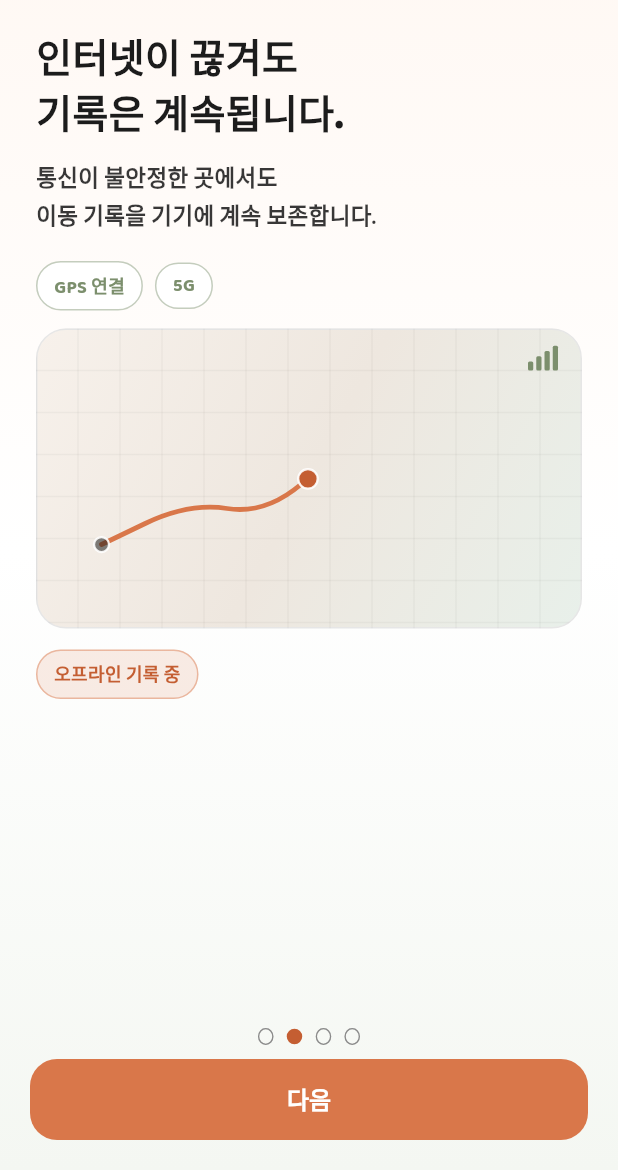
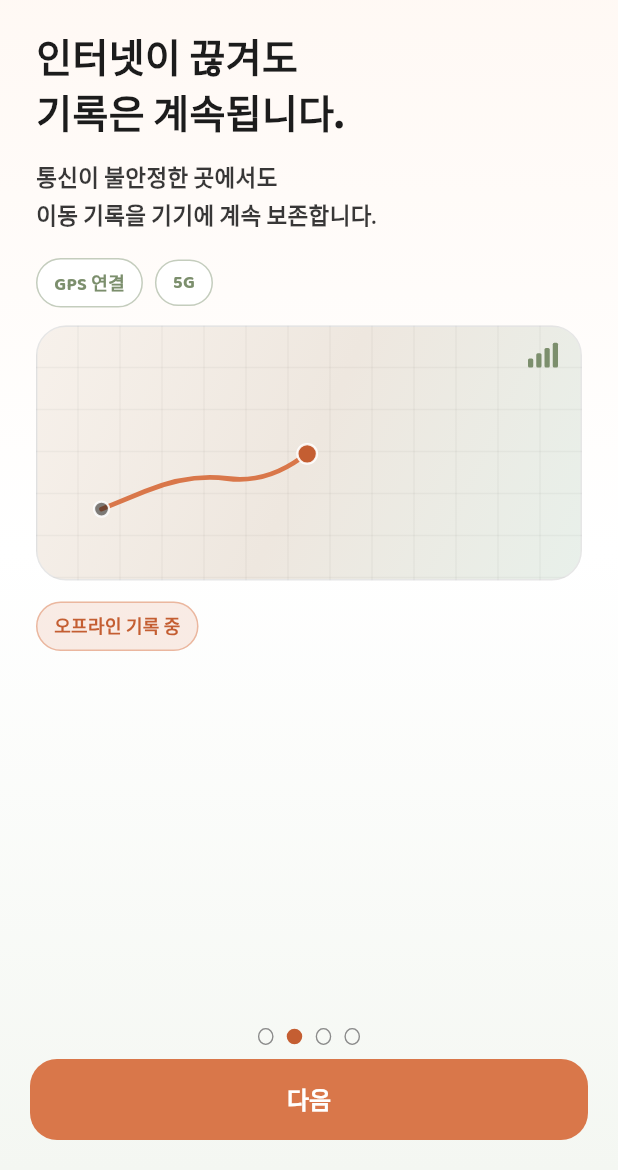
Before and after one commit to funexcloud/balmi, a Flutter app: the OnboardingScreen screen opened directly with empty values, after a tap on "다음", on a phone screen of 412 x 824 dp, the part 66-1236 px from its top. Run offline on Flutter 3.47's test engine with Material 3 defaults, Android fonts, the phone set to English and light mode, and no system bars; our stand-ins replace drift, flutter_local_notifications, flutter_map, flutter_tts, geolocator, latlong2 and 4 more; missing offline and left inert: flutter_foreground_task; accounts and stored records are empty; generated files the repository leaves out were written again; statements that could not run were skipped.

Commit message:
fix(onboarding): avoid overflow on narrow recovery/move layouts
Use scrollable story panes and Wrap for chips/badges so 390pt phones
and widget tests do not hit RenderFlex overflow.

Co-authored-by: 송지훈 / Jihoon Song <kwangrun.dev@gmail.com>

```diff
--- a/lib/features/onboarding/onboarding_screen.dart
+++ b/lib/features/onboarding/onboarding_screen.dart
@@ -185,34 +185,30 @@ class _MovePageState extends State<_MovePage>
 
   @override
   Widget build(BuildContext context) {
-    return Padding(
-      padding: const EdgeInsets.fromLTRB(24, 20, 24, 8),
-      child: Column(
-        crossAxisAlignment: CrossAxisAlignment.start,
+    return AnimatedBuilder(
+      animation: _ctrl,
+      builder: (context, _) {
+        final t = Curves.easeOutCubic.transform(_ctrl.value);
+        final chipIndex =
+            (_ctrl.value * _chips.length).floor().clamp(0, _chips.length - 1);
+        return _StoryScroll(
           children: [
             const _StoryHeader(
               title: BalmiCopy.onboardingMoveTitle,
               body: BalmiCopy.onboardingMoveBody,
             ),
-          const SizedBox(height: 22),
-          Expanded(
-            child: AnimatedBuilder(
-              animation: _ctrl,
-              builder: (context, _) {
-                final t = Curves.easeOutCubic.transform(_ctrl.value);
-                final chipIndex = (_ctrl.value * _chips.length)
-                    .floor()
-                    .clamp(0, _chips.length - 1);
-                return Column(
-                  children: [
+            const SizedBox(height: 20),
             OnboardingPathVisual(
               progress: t,
               variant: OnboardingPathVariant.single,
-                      height: 210,
+              height: 180,
             ),
             const SizedBox(height: 16),
-                    Row(
-                      mainAxisAlignment: MainAxisAlignment.center,
+            Wrap(
+              alignment: WrapAlignment.center,
+              crossAxisAlignment: WrapCrossAlignment.center,
+              spacing: 0,
+              runSpacing: 8,
               children: [
                 for (var i = 0; i < _chips.length; i++) ...[
                   if (i > 0)
@@ -220,10 +216,7 @@ class _MovePageState extends State<_MovePage>
                       padding: const EdgeInsets.symmetric(horizontal: 6),
                       child: Text(
                         '→',
-                                style: BalmiTheme.body(
-                                  size: 13,
-                                  color: BalmiColors.sub,
-                                ),
+                        style: BalmiTheme.body(size: 13, color: BalmiColors.sub),
                       ),
                     ),
                   _ModeChip(label: _chips[i], active: i == chipIndex),
@@ -233,10 +226,6 @@ class _MovePageState extends State<_MovePage>
           ],
         );
       },
-            ),
-          ),
-        ],
-      ),
     );
   }
 }
@@ -297,18 +286,7 @@ class _OfflinePageState extends State<_OfflinePage>
 
   @override
   Widget build(BuildContext context) {
-    return Padding(
-      padding: const EdgeInsets.fromLTRB(24, 20, 24, 8),
-      child: Column(
-        crossAxisAlignment: CrossAxisAlignment.start,
-        children: [
-          const _StoryHeader(
-            title: BalmiCopy.onboardingOfflineTitle,
-            body: BalmiCopy.onboardingOfflineBody,
-          ),
-          const SizedBox(height: 18),
-          Expanded(
-            child: AnimatedBuilder(
+    return AnimatedBuilder(
       animation: _ctrl,
       builder: (context, _) {
         // Path keeps growing even as network drops (5G → weak → none).
@@ -323,9 +301,13 @@ class _OfflinePageState extends State<_OfflinePage>
           1 => BalmiCopy.onboardingNetWeak,
           _ => BalmiCopy.onboardingNetNone,
         };
-                return Column(
-                  crossAxisAlignment: CrossAxisAlignment.stretch,
+        return _StoryScroll(
           children: [
+            const _StoryHeader(
+              title: BalmiCopy.onboardingOfflineTitle,
+              body: BalmiCopy.onboardingOfflineBody,
+            ),
+            const SizedBox(height: 16),
             Row(
               children: [
                 _StatusPill(
@@ -348,7 +330,7 @@ class _OfflinePageState extends State<_OfflinePage>
               progress: pathT,
               variant: OnboardingPathVariant.offline,
               networkPhase: phase,
-                      height: 200,
+              height: 170,
             ),
             const SizedBox(height: 14),
             Align(
@@ -362,10 +344,6 @@ class _OfflinePageState extends State<_OfflinePage>
           ],
         );
       },
-            ),
-          ),
-        ],
-      ),
     );
   }
 }
@@ -424,18 +402,7 @@ class _RecoveryPageState extends State<_RecoveryPage>
 
   @override
   Widget build(BuildContext context) {
-    return Padding(
-      padding: const EdgeInsets.fromLTRB(24, 20, 24, 8),
-      child: Column(
-        crossAxisAlignment: CrossAxisAlignment.start,
-        children: [
-          const _StoryHeader(
-            title: BalmiCopy.onboardingRecoveryTitle,
-            body: BalmiCopy.onboardingRecoveryBody,
-          ),
-          const SizedBox(height: 18),
-          Expanded(
-            child: AnimatedBuilder(
+    return AnimatedBuilder(
       animation: _ctrl,
       builder: (context, _) {
         final t = _ctrl.value;
@@ -457,9 +424,13 @@ class _RecoveryPageState extends State<_RecoveryPage>
                         ((t - 0.62) / 0.38).clamp(0.0, 1.0),
                       );
         final dimmed = phase == 1;
-                return Column(
-                  crossAxisAlignment: CrossAxisAlignment.stretch,
+        return _StoryScroll(
           children: [
+            const _StoryHeader(
+              title: BalmiCopy.onboardingRecoveryTitle,
+              body: BalmiCopy.onboardingRecoveryBody,
+            ),
+            const SizedBox(height: 16),
             AnimatedOpacity(
               duration: const Duration(milliseconds: 220),
               opacity: phase == 1 ? 0.15 : 1,
@@ -469,7 +440,7 @@ class _RecoveryPageState extends State<_RecoveryPage>
                     ? OnboardingPathVariant.recovered
                     : OnboardingPathVariant.single,
                 dimmed: dimmed,
-                        height: 180,
+                height: 150,
               ),
             ),
             const SizedBox(height: 14),
@@ -486,23 +457,22 @@ class _RecoveryPageState extends State<_RecoveryPage>
                 style: BalmiTheme.num(
                   size: phase >= 3 ? 20 : 28,
                   weight: FontWeight.w800,
-                          color: phase >= 3
-                              ? BalmiColors.potatoDk
-                              : BalmiColors.ink,
+                  color: phase >= 3 ? BalmiColors.potatoDk : BalmiColors.ink,
                 ),
               ),
             ),
             if (phase >= 3) ...[
               const SizedBox(height: 10),
-                      Row(
-                        mainAxisAlignment: MainAxisAlignment.center,
+              Wrap(
+                alignment: WrapAlignment.center,
+                spacing: 8,
+                runSpacing: 8,
                 children: [
                   _StatusPill(
                     label: BalmiCopy.onboardingRecoveryBadge,
                     tone: BalmiColors.sage,
                     filled: true,
                   ),
-                          const SizedBox(width: 8),
                   _StatusPill(
                     label: BalmiCopy.onboardingRecoveryBadgeEn,
                     tone: BalmiColors.sage,
@@ -523,10 +493,6 @@ class _RecoveryPageState extends State<_RecoveryPage>
           ],
         );
       },
-            ),
-          ),
-        ],
-      ),
     );
   }
 }
@@ -553,28 +519,21 @@ class _PromisePageState extends State<_PromisePage>
 
   @override
   Widget build(BuildContext context) {
-    return Padding(
-      padding: const EdgeInsets.fromLTRB(24, 20, 24, 8),
-      child: Column(
-        crossAxisAlignment: CrossAxisAlignment.start,
+    return AnimatedBuilder(
+      animation: _ctrl,
+      builder: (context, _) {
+        final t = Curves.easeOutCubic.transform(_ctrl.value);
+        return _StoryScroll(
           children: [
             const _StoryHeader(
               title: BalmiCopy.onboardingPromiseTitle,
               body: BalmiCopy.onboardingPromiseBody,
             ),
-          const SizedBox(height: 18),
-          Expanded(
-            child: AnimatedBuilder(
-              animation: _ctrl,
-              builder: (context, _) {
-                final t = Curves.easeOutCubic.transform(_ctrl.value);
-                return Column(
-                  crossAxisAlignment: CrossAxisAlignment.start,
-                  children: [
+            const SizedBox(height: 16),
             OnboardingPathVisual(
               progress: t,
               variant: OnboardingPathVariant.merged,
-                      height: 168,
+              height: 150,
             ),
             const SizedBox(height: 18),
             const BalmiWordmark(height: 36),
@@ -600,10 +559,30 @@ class _PromisePageState extends State<_PromisePage>
           ],
         );
       },
+    );
+  }
+}
+
+class _StoryScroll extends StatelessWidget {
+  const _StoryScroll({required this.children});
+
+  final List<Widget> children;
+
+  @override
+  Widget build(BuildContext context) {
+    return LayoutBuilder(
+      builder: (context, constraints) {
+        return SingleChildScrollView(
+          padding: const EdgeInsets.fromLTRB(24, 20, 24, 8),
+          child: ConstrainedBox(
+            constraints: BoxConstraints(minHeight: constraints.maxHeight - 28),
+            child: Column(
+              crossAxisAlignment: CrossAxisAlignment.stretch,
+              children: children,
             ),
           ),
-        ],
-      ),
+        );
+      },
     );
   }
 }
```
Also changed, not shown: 1 other file. Lines whose indentation alone changed are shown as unchanged.
